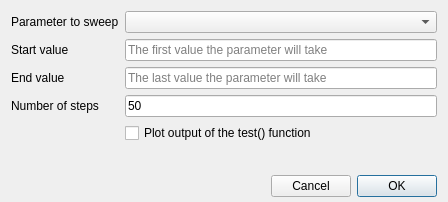
teenylasers/eggshell, file rama/qt/sweep.ui: the form before one commit.
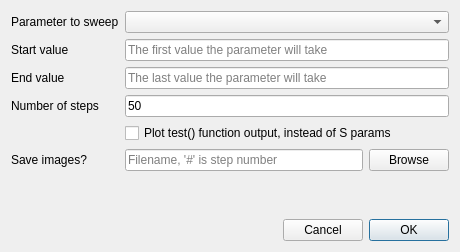
The form after the commit.

Commit message: Sweep can save images. Flip antenna pattern, to match azimuth intuition.

```diff
--- a/rama/qt/sweep.ui
+++ b/rama/qt/sweep.ui
@@ -9,8 +9,8 @@
    <rect>
     <x>0</x>
     <y>0</y>
-    <width>448</width>
-    <height>202</height>
+    <width>460</width>
+    <height>252</height>
    </rect>
   </property>
   <property name="windowTitle">
@@ -23,12 +23,6 @@
    <bool>true</bool>
   </property>
   <layout class="QVBoxLayout" name="verticalLayout">
-   <property name="spacing">
-    <number>-1</number>
-   </property>
-   <property name="bottomMargin">
-    <number>5</number>
-   </property>
    <item>
     <widget class="QWidget" name="widget" native="true">
      <layout class="QFormLayout" name="formLayout">
@@ -137,10 +131,38 @@
       <item row="4" column="1">
        <widget class="QCheckBox" name="test_output">
         <property name="text">
-         <string>Plot output of the test() function</string>
+         <string>Plot test() function output, instead of S params  </string>
         </property>
        </widget>
       </item>
+      <item row="5" column="0">
+       <widget class="QLabel" name="label_save_images">
+        <property name="text">
+         <string>Save images?</string>
+        </property>
+       </widget>
+      </item>
+      <item row="5" column="1">
+       <layout class="QHBoxLayout" name="horizontalLayout_3">
+        <item>
+         <widget class="QLineEdit" name="image_filename">
+          <property name="placeholderText">
+           <string>Filename, '#' is step number</string>
+          </property>
+         </widget>
+        </item>
+        <item>
+         <widget class="QPushButton" name="browse">
+          <property name="text">
+           <string>Browse</string>
+          </property>
+          <property name="autoDefault">
+           <bool>false</bool>
+          </property>
+         </widget>
+        </item>
+       </layout>
+      </item>
      </layout>
     </widget>
    </item>
```
The commit also changes 6 other files.
